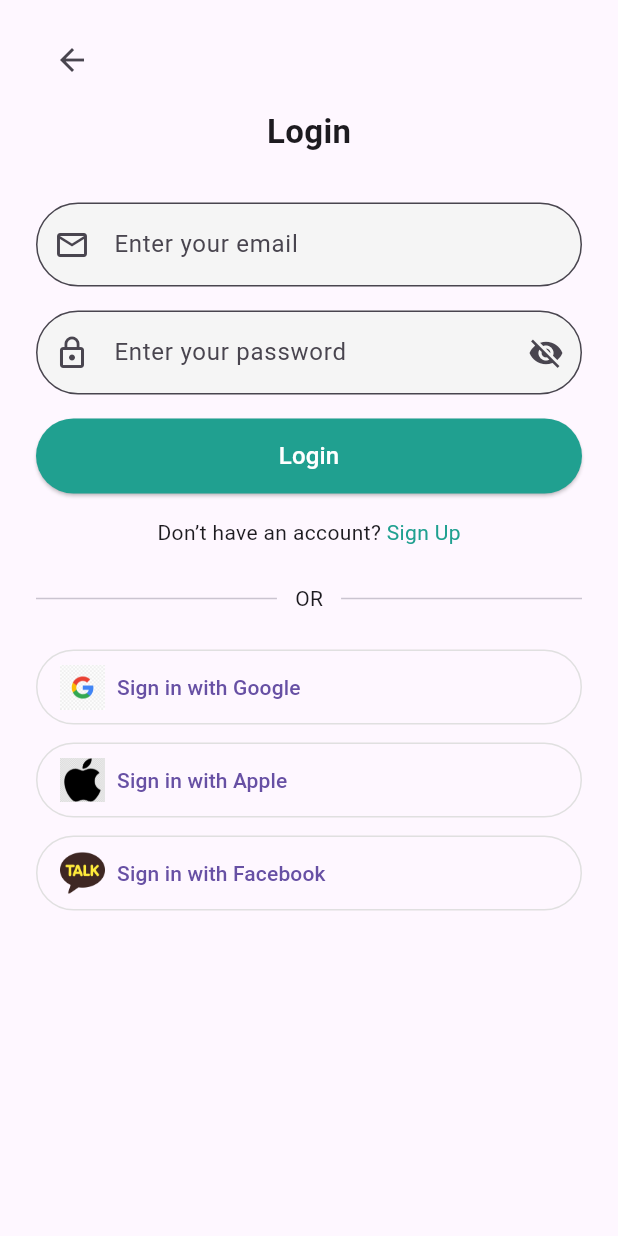
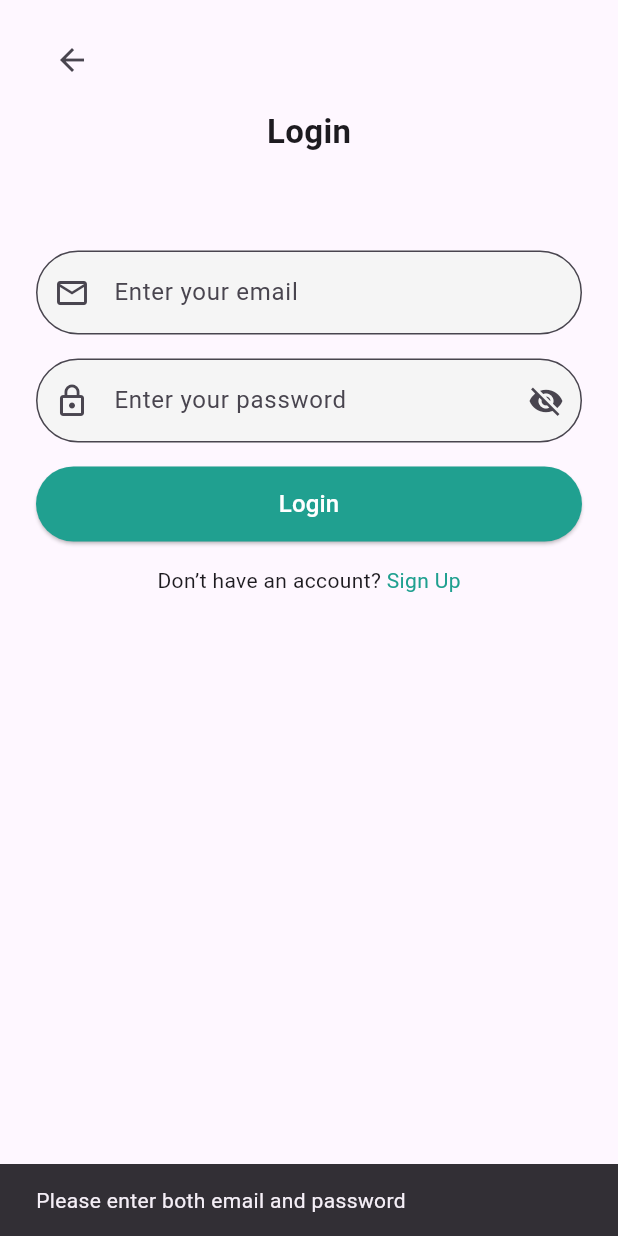
Before and after one commit to soeun0127/forkcast, a Flutter app: the LoginPage screen opened directly, after a tap on "Login", on a phone screen of 412 x 824 dp. Run offline on Flutter 3.47's test engine with Material 3 defaults, Android fonts, the light colour scheme and no system bars; our stand-ins replace camera, permission_handler, shared_preferences, table_calendar; accounts and stored records are empty; network calls fail.

```diff
--- a/lib/login.dart
+++ b/lib/login.dart
@@ -4,30 +4,53 @@ import 'package:http/http.dart' as http;
 import 'package:shared_preferences/shared_preferences.dart';
 import 'signup.dart';
 import 'home.dart';
-//<a href="https://www.flaticon.com/kr/free-icons/-" title="카카오 톡 아이콘">카카오 톡 아이콘 제작자: Pixel perfect - Flaticon</a> 설명 섹션이 이 링크 넣기
-class LoginPage extends StatelessWidget {
-  LoginPage({super.key});
 
+class LoginPage extends StatefulWidget {
+  const LoginPage({super.key});
+
+  @override
+  State<LoginPage> createState() => _LoginPageState();
+}
+
+class _LoginPageState extends State<LoginPage> {
   final emailController = TextEditingController();
   final passwordController = TextEditingController();
   final primaryColor = const Color(0xFF20A090);
+  bool _obscurePassword = true;
 
   Future<void> login(BuildContext context) async {
     final email = emailController.text.trim();
     final password = passwordController.text;
 
+    if (email.isEmpty || password.isEmpty) {
+      ScaffoldMessenger.of(context).showSnackBar(
+        const SnackBar(content: Text("Please enter both email and password")),
+      );
+      return;
+    }
+
+    showDialog(
+      barrierDismissible: false,
+      context: context,
+      builder: (_) => const Center(child: CircularProgressIndicator()),
+    );
+
     final response = await http.post(
       Uri.parse('https://forkcast.onrender.com/auth/login'),
       headers: {"Content-Type": "application/json"},
       body: jsonEncode({
-        'email' : email,
-        'password' : password
+        'email': email,
+        'password': password
       }),
     );
+
+    Navigator.pop(context); // 로딩 창 닫기
+
     if (response.statusCode == 200) {
       final data = jsonDecode(response.body);
       final token = data['token'];
       final userId = data['userId'];
+
       if (token != null) {
         final prefs = await SharedPreferences.getInstance();
         await prefs.setString('token', token);
@@ -43,16 +66,17 @@ class LoginPage extends StatelessWidget {
                 const Icon(Icons.check_circle, size: 60, color: Color(0xFF20A090)),
                 const SizedBox(height: 16),
                 const Text("Welcome Back", style: TextStyle(fontWeight: FontWeight.bold, fontSize: 18)),
-                const SizedBox(height: 8),
-                Text("Token: $token\nUserID: $userId", textAlign: TextAlign.center),
                 const SizedBox(height: 24),
                 ElevatedButton(
                   onPressed: () {
                     Navigator.pop(context);
-                    Navigator.push(context, MaterialPageRoute(builder: (_) => HomePage()));
+                    Navigator.pushReplacement(
+                      context,
+                      MaterialPageRoute(builder: (_) => const HomePage()),
+                    );
                   },
                   style: ElevatedButton.styleFrom(
-                    backgroundColor: Color(0xFF20A090),
+                    backgroundColor: primaryColor,
                     shape: RoundedRectangleBorder(borderRadius: BorderRadius.circular(30)),
                   ),
                   child: const Text("Go to home"),
@@ -90,7 +114,7 @@ class LoginPage extends StatelessWidget {
                   style: TextStyle(fontSize: 22, fontWeight: FontWeight.bold),
                 ),
               ),
-              const SizedBox(height: 32),
+              const SizedBox(height: 64),
               TextField(
                 controller: emailController,
                 decoration: InputDecoration(
@@ -105,12 +129,19 @@ class LoginPage extends StatelessWidget {
               ),
               const SizedBox(height: 16),
               TextField(
-                obscureText: true,
+                obscureText: _obscurePassword,
                 controller: passwordController,
                 decoration: InputDecoration(
                   hintText: "Enter your password",
                   prefixIcon: const Icon(Icons.lock_outline),
-                  suffixIcon: const Icon(Icons.visibility_off),
+                  suffixIcon: IconButton(
+                    icon: Icon(_obscurePassword ? Icons.visibility_off : Icons.visibility),
+                    onPressed: () {
+                      setState(() {
+                        _obscurePassword = !_obscurePassword;
+                      });
+                    },
+                  ),
                   border: OutlineInputBorder(
                     borderRadius: BorderRadius.circular(30),
                   ),
@@ -119,13 +150,6 @@ class LoginPage extends StatelessWidget {
                 ),
               ),
               const SizedBox(height: 8),
-              /*Align(
-                alignment: Alignment.centerRight,
-                child: TextButton(
-                  onPressed: () {},
-                  child: Text("Forgot Password?", style: TextStyle(color: primaryColor)),
-                ),
-              ),*/
               const SizedBox(height: 8),
               SizedBox(
                 width: double.infinity,
@@ -138,9 +162,8 @@ class LoginPage extends StatelessWidget {
                     ),
                   ),
                   onPressed: () {
-
+                    login(context);
                   },
-
                   child: const Text("Login", style: TextStyle(fontSize: 16, color: Colors.white)),
                 ),
               ),
@@ -158,47 +181,10 @@ class LoginPage extends StatelessWidget {
                   ),
                 ],
               ),
-              const SizedBox(height: 24),
-              Row(
-                children: const [
-                  Expanded(child: Divider()),
-                  Padding(
-                    padding: EdgeInsets.symmetric(horizontal: 12.0),
-                    child: Text("OR"),
-                  ),
-                  Expanded(child: Divider()),
-                ],
-              ),
-              const SizedBox(height: 24),
-              _buildSocialButton("Sign in with Google", "assets/google.png"),
-              const SizedBox(height: 12),
-              _buildSocialButton("Sign in with Apple", "assets/apple.jpg"),
-              const SizedBox(height: 12),
-              _buildSocialButton("Sign in with Facebook", "assets/kakao.png"),
             ],
           ),
         ),
       ),
     );
   }
-
-  Widget _buildSocialButton(String text, String assetPath) {
-    return SizedBox(
-      width: double.infinity,
-      height: 50,
-      child: OutlinedButton.icon(
-        onPressed: () {},
-        icon: Image.asset(assetPath, height: 30, width: 30),
-        label: Text(text),
-        style: OutlinedButton.styleFrom(
-          shape: RoundedRectangleBorder(
-            borderRadius: BorderRadius.circular(30),
-          ),
-          side: BorderSide(color: Colors.grey.shade300),
-          alignment: Alignment.centerLeft,
-          padding: const EdgeInsets.symmetric(horizontal: 16),
-        ),
-      ),
-    );
-  }
 }
--- a/lib/profile.dart
+++ b/lib/profile.dart
@@ -1,7 +1,7 @@
 import 'package:flutter/material.dart';
 import 'home.dart';
 import 'calendar.dart';
-
+import 'check_information.dart';
 class ProfilePage extends StatefulWidget {
   const ProfilePage({Key? key}) : super(key: key);
 
@@ -117,7 +117,9 @@ class _ProfilePageState extends State<ProfilePage> {
       visualDensity: const VisualDensity(vertical: 0),
       // 밀도 균일화
       onTap: () {
-        // TODO: 기능 연결
+        if(title == 'Check Information') {
+          Navigator.push(context, MaterialPageRoute(builder: (context) => CheckUserInfoPage()));
+        }
       },
     );
   }
--- a/lib/signup.dart
+++ b/lib/signup.dart
@@ -2,7 +2,7 @@ import 'dart:convert';
 import 'package:shared_preferences/shared_preferences.dart';
 import 'package:flutter/material.dart';
 import 'package:solution_challenge/home.dart';
-import 'checkHealthData.dart';
+import 'submit_health_data.dart';
 import 'package:http/http.dart' as http;
 
 class SignUpPage extends StatefulWidget {
--- a/lib/checkHealthData.dart
+++ b/lib/submit_health_data.dart
@@ -34,7 +34,7 @@ class _CheckUserHealthPageState extends State<CheckUserHealthPage> {
     final userData = {
       "birthdate": selectedDate.toIso8601String().split("T")[0],
       "gender": gender == 0 ? "MALE" : gender == 1 ? "FEMALE" : "OTHER",
-      "diseaseId": 1, //int.tryParse(diseaseController.text) ?? 0,
+      "diseaseId": int.tryParse(diseaseController.text) ?? 0,
       "proteinLimit": int.tryParse(proteinController.text) ?? 0,
       "sugarLimit": int.tryParse(sugarController.text) ?? 0,
       "sodiumLimit": int.tryParse(sodiumController.text) ?? 0,
```
Also changed, not shown: lib/check_information.dart (added, +103 -0 lines), lib/home.dart (+8 -3 lines), lib/today_meal_record.dart (added, +140 -0 lines), lib/edit_health_data.dart (renamed from lib/editHealthData.dart), lib/recommendedMeal.dart (deleted), lib/recommended_meal.dart (added).
